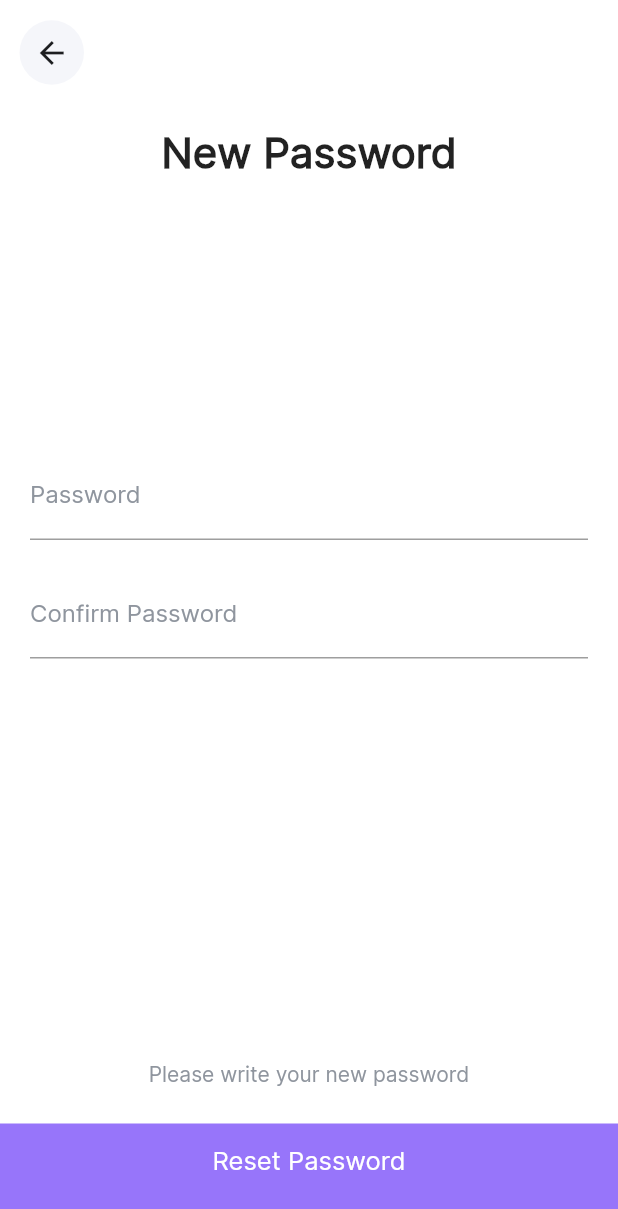
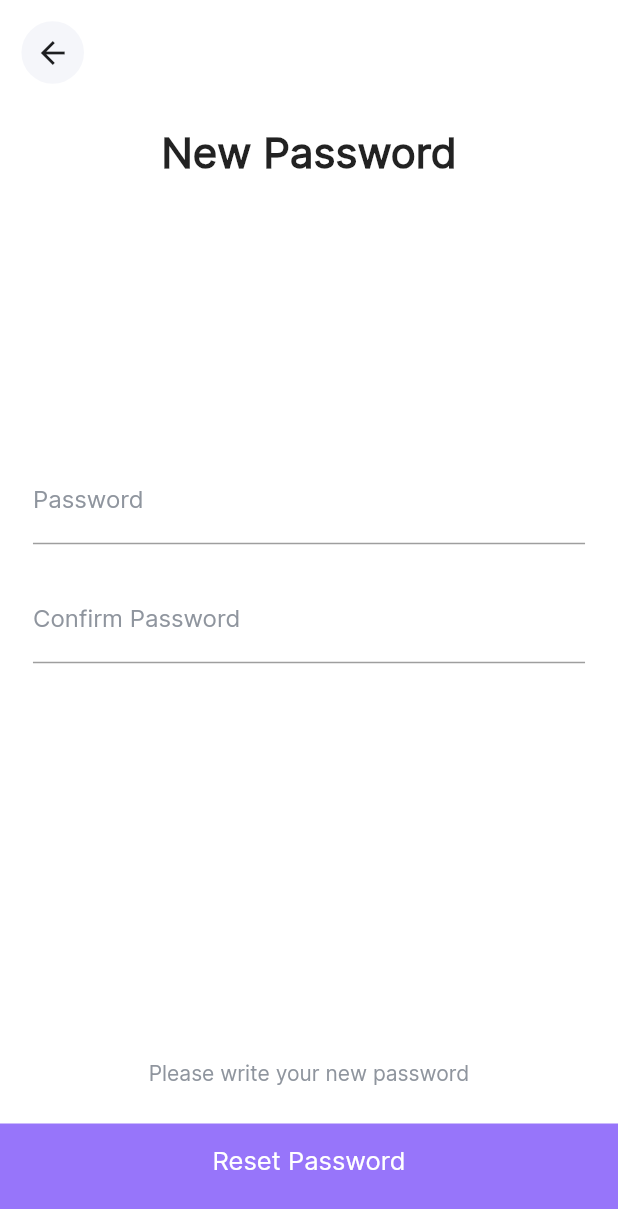
Before and after one commit to bnasare/laza, a Flutter app: the ResetPasswordScreen screen opened by its route, on a phone screen of 412 x 824 dp. Shown: the top 1209 px of the screen. Run offline on Flutter 3.47's test engine with Material 2 defaults, Android fonts, the phone set to English and light mode, and no system bars; our stand-ins replace flutter_iconly, google_fonts.

Commit message:
edited colours and widget spacing

```diff
--- a/lib/screens/reset_password_screen.dart
+++ b/lib/screens/reset_password_screen.dart
@@ -14,11 +14,25 @@ class ResetPasswordScreen extends StatelessWidget {
     final TextEditingController confirmController = TextEditingController();
     final color = Theme.of(context).colorScheme;
 
+    double verticalConverter(double value) {
+      double height = MediaQuery.of(context).size.height;
+      double heightRatio = height / 812;
+      double newValue = heightRatio * value;
+      return newValue;
+    }
+
+    double horizontalConverter(double value) {
+      double width = MediaQuery.of(context).size.width;
+      double widthRatio = width / 375;
+      double newValue = widthRatio * value;
+      return newValue;
+    }
+
     return Scaffold(
       resizeToAvoidBottomInset: false,
       appBar: AppBar(
         leading: Padding(
-          padding: const EdgeInsets.only(left: 13.0),
+          padding: EdgeInsets.only(left: horizontalConverter(13)),
           child: CustomBackButton(
             backgroundColor: color.background,
           ),
@@ -26,17 +40,24 @@ class ResetPasswordScreen extends StatelessWidget {
       ),
       body: Column(
         children: [
-          const Padding(
-            padding: EdgeInsets.only(top: 15),
-            child: Center(
+          Padding(
+            padding: EdgeInsets.only(top: verticalConverter(15)),
+            child: const Center(
               child: Text(
                 'New Password',
-                style: TextStyle(fontWeight: FontWeight.w600, fontSize: 28),
+                style: TextStyle(
+                  fontWeight: FontWeight.w600,
+                  fontSize: 28,
+                ),
               ),
             ),
           ),
           Padding(
-            padding: const EdgeInsets.only(top: 182, left: 20, right: 20),
+            padding: EdgeInsets.only(
+              top: verticalConverter(182),
+              left: horizontalConverter(20),
+              right: horizontalConverter(20),
+            ),
             child: Center(
               child: AuthTextField(
                 controller: passwordController,
@@ -45,7 +66,11 @@ class ResetPasswordScreen extends StatelessWidget {
             ),
           ),
           Padding(
-            padding: const EdgeInsets.only(top: 20, left: 20, right: 20),
+            padding: EdgeInsets.only(
+              top: verticalConverter(20),
+              left: horizontalConverter(20),
+              right: horizontalConverter(20),
+            ),
             child: Center(
               child: AuthTextField(
                 controller: confirmController,
@@ -54,11 +79,11 @@ class ResetPasswordScreen extends StatelessWidget {
             ),
           ),
           Expanded(child: Container()),
-          const Padding(
-            padding: EdgeInsets.only(bottom: 25),
+          Padding(
+            padding: EdgeInsets.only(bottom: verticalConverter(25)),
             child: Text(
               'Please write your new password',
-              style: TextStyle(color: Color.fromRGBO(143, 149, 158, 1)),
+              style: TextStyle(color: color.tertiary),
             ),
           ),
           NavigationCard(
--- a/lib/widgets/auth_text_field.dart
+++ b/lib/widgets/auth_text_field.dart
@@ -9,12 +9,14 @@ class AuthTextField extends StatelessWidget {
 
   @override
   Widget build(BuildContext context) {
+    final color = Theme.of(context).colorScheme;
+
     return TextField(
       controller: controller,
       decoration: InputDecoration(
         label: Text(labelText),
-        labelStyle: const TextStyle(
-          color: Color.fromRGBO(143, 149, 158, 1),
+        labelStyle: TextStyle(
+          color: color.tertiary,
         ),
       ),
     );
```
